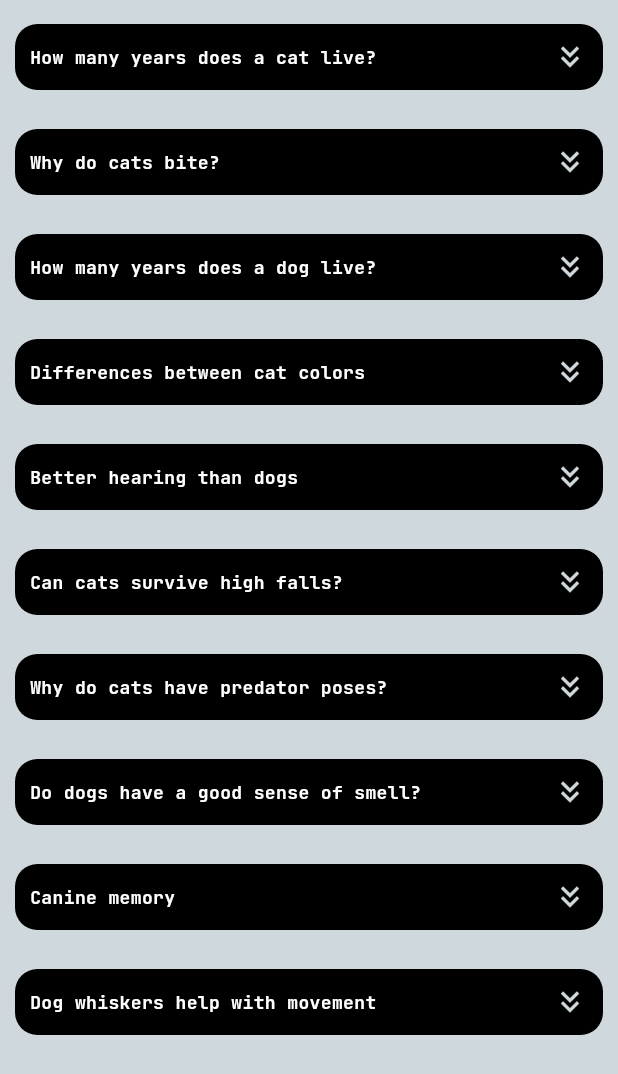
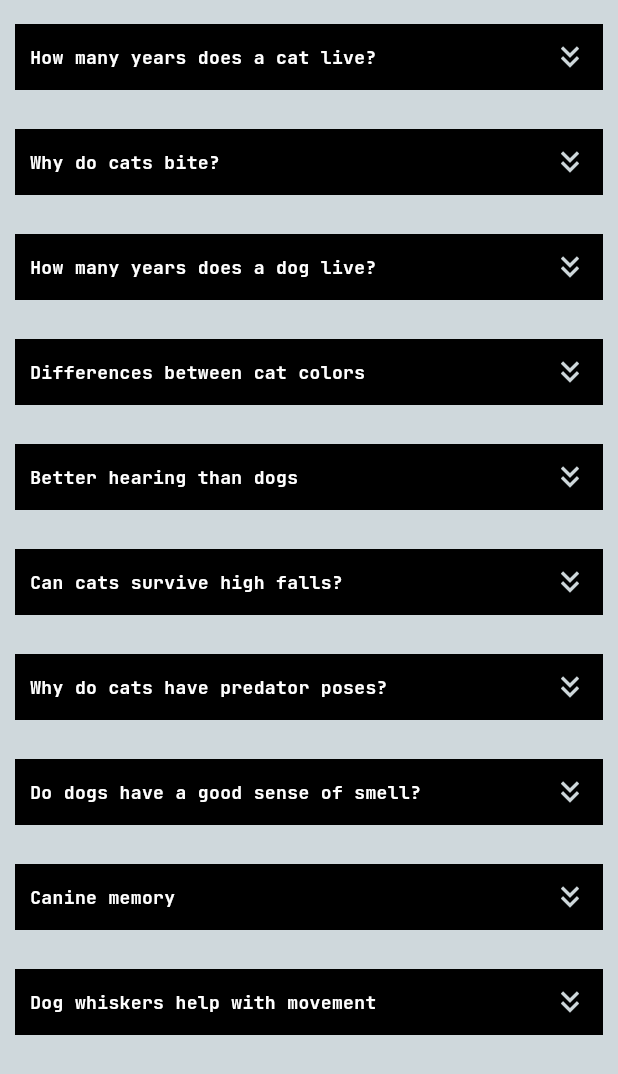
Before and after one commit to Victor-Zarzar/age-pet, a Flutter app: the CuriositiesPage screen opened directly, on a phone screen of 412 x 824 dp. Shown: the top 1074 px of the screen. Run offline on Flutter 3.47's test engine with Material 3 defaults, Android fonts, the phone set to English and light mode, and no system bars; drawn by our look-alikes of getwidget; our stand-ins replace easy_localization, flutter_local_notifications, google_fonts, shared_preferences; accounts and stored records are empty.

```diff
--- a/lib/pages/CatPage/cat_page.dart
+++ b/lib/pages/CatPage/cat_page.dart
@@ -3,7 +3,6 @@ import 'package:age_pet/components/AppTheme/app_theme.dart';
 import 'package:age_pet/components/DartkTheme/provider_app.dart';
 import 'package:easy_localization/easy_localization.dart';
 import 'package:flutter/material.dart';
-import 'package:flutter/widgets.dart';
 import 'package:getwidget/getwidget.dart';
 import 'package:google_fonts/google_fonts.dart';
 import 'package:provider/provider.dart';
@@ -151,7 +150,6 @@ class _CatPageState extends State<CatPage> {
                         color: notifier.isDark
                             ? ButtonColor.secondaryColor
                             : ButtonColor.primaryColor,
-                        shape: GFButtonShape.pills,
                         fullWidthButton: true,
                         text: "buttoncat".tr(),
                         textStyle: TextStyle(
--- a/lib/pages/CuriositiesPage/curiosities_app.dart
+++ b/lib/pages/CuriositiesPage/curiosities_app.dart
@@ -53,8 +53,6 @@ class _CuriositiesPageState extends State<CuriositiesPage> {
                             ? IconColor.primaryColor
                             : IconColor.thirdColor,
                       ),
-                      titleBorderRadius: BorderRadius.circular(15),
-                      contentBorderRadius: BorderRadius.circular(15),
                       title: item['title'],
                       content: item['content'],
                       textStyle: GoogleFonts.jetBrainsMono(
--- a/lib/pages/DogPage/dog_page.dart
+++ b/lib/pages/DogPage/dog_page.dart
@@ -150,7 +150,6 @@ class _DogPageState extends State<DogPage> {
                         color: notifier.isDark
                             ? ButtonColor.secondaryColor
                             : ButtonColor.primaryColor,
-                        shape: GFButtonShape.pills,
                         fullWidthButton: true,
                         text: "buttondog".tr(),
                         textStyle: TextStyle(
```
Also changed, not shown: lib/pages/IntroPage/intro_page.dart (+11 -8 lines).
